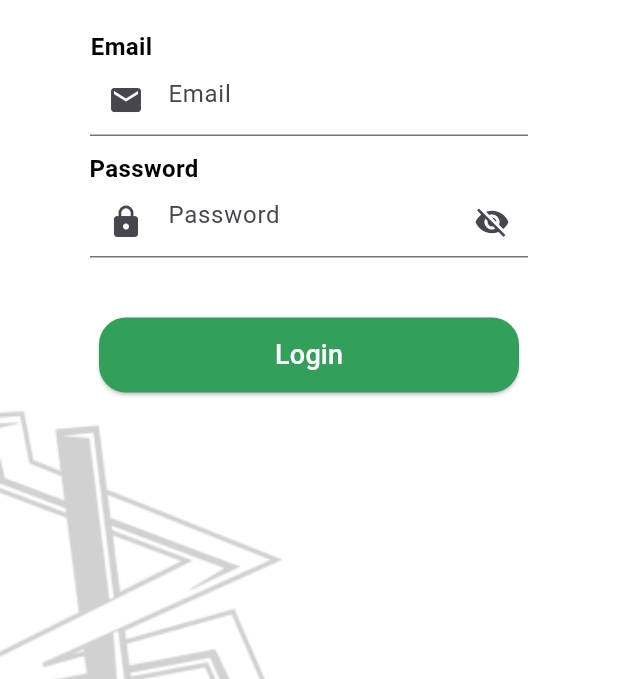
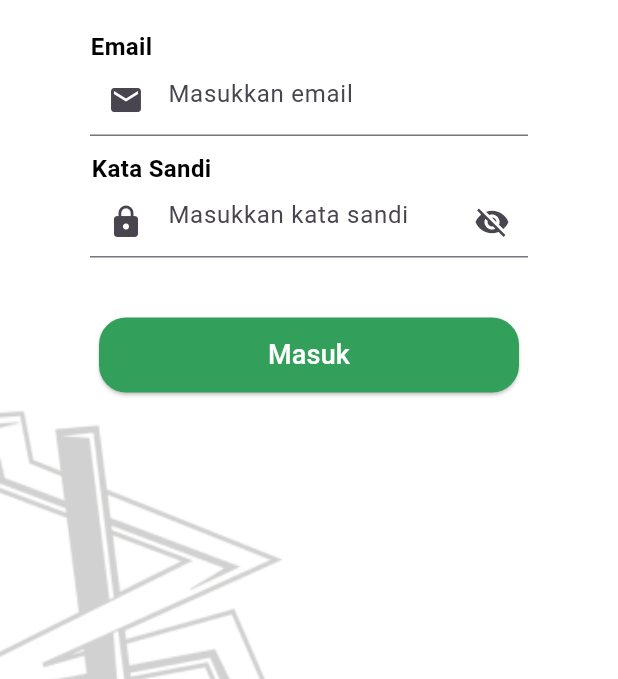
Before and after one commit to eunannana/redlenshoescleaning, a Flutter app: the screen it shows after launch, on a phone screen of 412 x 824 dp, the part 557-1236 px from its top. Run offline on Flutter 3.47's test engine with Material 3 defaults, Android fonts, the phone set to English and light mode, and no system bars; our stand-ins replace cloud_firestore, firebase_auth, firebase_core, google_fonts; accounts and stored records are empty.

Commit message:
fix sortir data

```diff
--- a/lib/view/login.dart
+++ b/lib/view/login.dart
@@ -22,11 +22,6 @@ class _LoginState extends State<Login> {
   Widget build(BuildContext context) {
     return Scaffold(
       body: SafeArea(
-        child: SingleChildScrollView(
-          child: ConstrainedBox(
-            constraints: BoxConstraints(
-              minHeight: MediaQuery.of(context).size.height,
-            ),
         child: Container(
           decoration: const BoxDecoration(
             image: DecorationImage(
@@ -34,6 +29,12 @@ class _LoginState extends State<Login> {
               fit: BoxFit.cover,
             ),
           ),
+          child: SingleChildScrollView(
+            child: ConstrainedBox(
+              constraints: BoxConstraints(
+                minHeight: MediaQuery.of(context).size.height,
+              ),
+              child: Container(
                 child: Padding(
                   padding: const EdgeInsets.all(10),
                   child: Form(
@@ -65,7 +66,7 @@ class _LoginState extends State<Login> {
                           child: TextFormField(
                             decoration: const InputDecoration(
                               prefixIcon: Icon(Icons.email),
-                            hintText: 'Email',
+                              hintText: 'Masukkan email',
                               hintStyle: TextStyle(),
                             ),
                             onChanged: (value) {
@@ -75,9 +76,9 @@ class _LoginState extends State<Login> {
                             },
                             validator: (value) {
                               if (value == null || value.isEmpty) {
-                              return 'Please enter your email';
+                                return 'Email tidak boleh kosong';
                               } else if (!value.contains('@')) {
-                              return 'Please enter a valid email';
+                                return 'Masukkan email yang benar';
                               }
                               return null;
                             },
@@ -86,10 +87,10 @@ class _LoginState extends State<Login> {
                         const SizedBox(height: 10),
                         Container(
                           margin: const EdgeInsets.only(
-                          right: 220,
+                            right: 210,
                           ),
                           child: const Text(
-                          'Password',
+                            'Kata Sandi',
                             style: TextStyle(
                               color: Colors.black,
                               fontWeight: FontWeight.bold,
@@ -103,7 +104,7 @@ class _LoginState extends State<Login> {
                             obscureText: !isPasswordVisible,
                             decoration: InputDecoration(
                               prefixIcon: const Icon(Icons.lock),
-                            hintText: 'Password',
+                              hintText: 'Masukkan kata sandi',
                               hintStyle: const TextStyle(),
                               suffixIcon: IconButton(
                                 icon: Icon(
@@ -125,7 +126,7 @@ class _LoginState extends State<Login> {
                             },
                             validator: (value) {
                               if (value!.isEmpty) {
-                              return 'Please enter your password';
+                                return 'Kata sandi tidak boleh kosong';
                               }
                               return null;
                             },
@@ -154,7 +155,7 @@ class _LoginState extends State<Login> {
                                   context: context,
                                   builder: (context) {
                                     return AlertDialog(
-                                    title: const Text('Login Gagal'),
+                                      title: const Text('Gagal Masuk'),
                                       content: const Text(
                                           'Email atau kata sandi salah.'),
                                       actions: [
@@ -172,8 +173,8 @@ class _LoginState extends State<Login> {
                             }
                           },
                           style: ButtonStyle(
-                          shape:
-                              MaterialStateProperty.all<RoundedRectangleBorder>(
+                            shape: MaterialStateProperty.all<
+                                    RoundedRectangleBorder>(
                                 RoundedRectangleBorder(
                                     borderRadius: BorderRadius.circular(18))),
                             minimumSize: MaterialStateProperty.all<Size>(
@@ -191,7 +192,7 @@ class _LoginState extends State<Login> {
                             }),
                           ),
                           child: const Text(
-                          'Login',
+                            'Masuk',
                             style: TextStyle(
                               fontSize: 18,
                               color: Colors.white,
@@ -206,6 +207,7 @@ class _LoginState extends State<Login> {
             ),
           ),
         ),
+      ),
     );
   }
 }
--- a/lib/view/pendapatan/creatependapatan.dart
+++ b/lib/view/pendapatan/creatependapatan.dart
@@ -25,9 +25,6 @@ class _CreatePendapatanState extends State<CreatePendapatan> {
   String? sepatuCust;
   String? hargaTreatment;
   String? treatment;
-  DateTime? createdAt;
-  DateTime? updatedAt;
-  DateTime? deletedAt;
 
   final TextEditingController hargaController = TextEditingController();
   final TextEditingController _tglMasukController = TextEditingController();
--- a/lib/view/pengeluaran/pengeluaran.dart
+++ b/lib/view/pengeluaran/pengeluaran.dart
@@ -21,8 +21,8 @@ class _PengeluaranState extends State<Pengeluaran> {
 
   @override
   void initState() {
-    pc.getPengeluaran();
     super.initState();
+    pc.getPengeluaranSortedByDate();
   }
 
   @override
--- a/lib/view/treatment/treatment.dart
+++ b/lib/view/treatment/treatment.dart
@@ -19,8 +19,8 @@ class _TreatmentState extends State<Treatment> {
 
   @override
   void initState() {
+    super.initState();
     tc.getTreatment();
-    super.initState();
   }
 
   @override
--- a/lib/view/treatment/updatetreatment.dart
+++ b/lib/view/treatment/updatetreatment.dart
@@ -80,7 +80,6 @@ class _UpdateTreatmentState extends State<UpdateTreatment> {
         treatmentID: widget.treatmentID,
         treatment: newTreatment,
         hargaTreatment: newHargaTreatment,
-        // updatedAt: DateTime.now(),
       );
       treatmentController.updateTreatment(tm);
       ScaffoldMessenger.of(context).showSnackBar(
@@ -124,6 +123,7 @@ class _UpdateTreatmentState extends State<UpdateTreatment> {
             ),
           ),
           child: Center(
+            child: SingleChildScrollView(
               // Wrap the Container with Center
               child: Container(
                 width: 350,
@@ -223,7 +223,8 @@ class _UpdateTreatmentState extends State<UpdateTreatment> {
                               return null;
                             },
                             onChanged: (value) {
-                            final numberFormat = NumberFormat("#,##0", "id_ID");
+                              final numberFormat =
+                                  NumberFormat("#,##0", "id_ID");
                               final newValue = value.replaceAll(",", "");
 
                               if (newValue.isNotEmpty) {
@@ -276,6 +277,7 @@ class _UpdateTreatmentState extends State<UpdateTreatment> {
             ),
           ),
         ),
+      ),
     );
   }
 }
```
Also changed, not shown: lib/controller/pendapatancontroller.dart (+14 -0 lines), lib/controller/pengeluarancontroller.dart (+14 -6 lines), lib/view/pendapatan/pendapatan.dart (+1 -7 lines), lib/view/pengeluaran/createpengeluaran.dart (+6 -6 lines), lib/view/pengeluaran/updatepengeluaran.dart (+28 -83 lines), lib/view/treatment/createtreatment.dart (+6 -7 lines). Lines whose indentation alone changed are shown as unchanged.
